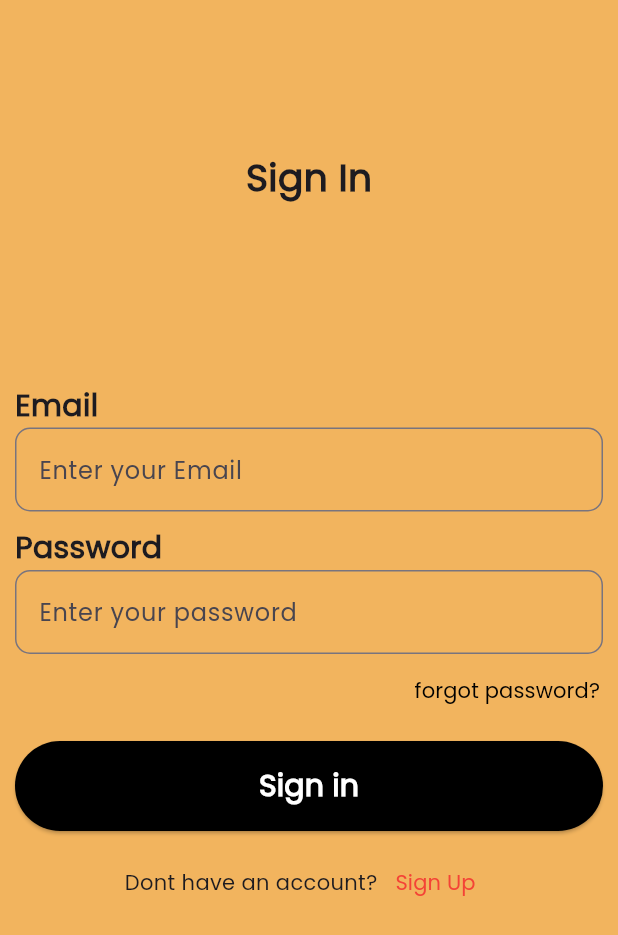
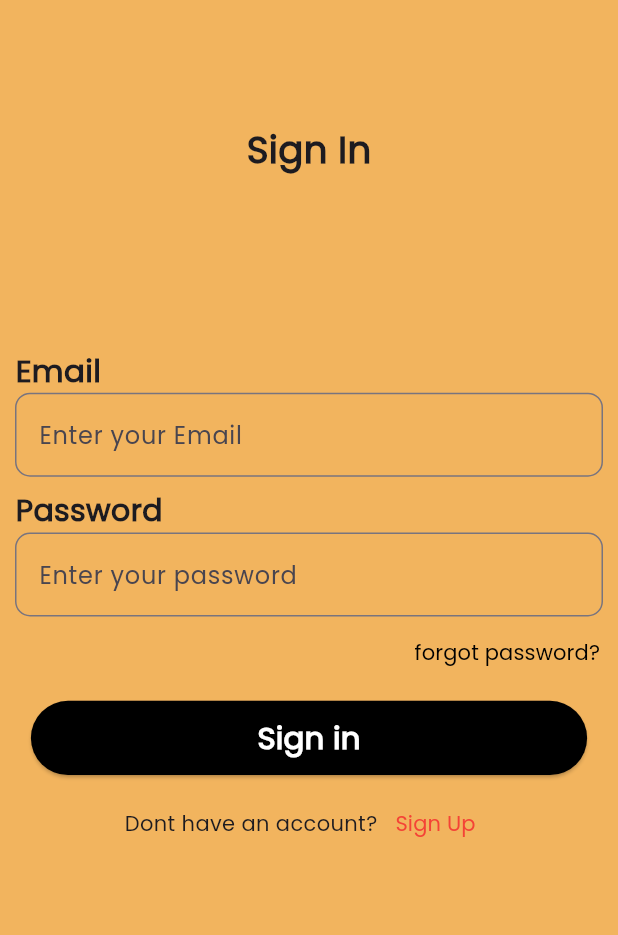
Before and after one commit to shahir-p/Al_Ridha, a Flutter app: the screen it shows after launch, after a tap on "Sign in", on a phone screen of 412 x 824 dp. Shown: the top 935 px of the screen. Run offline on Flutter 3.47's test engine with Material 3 defaults, Android fonts, the phone set to English and light mode, and no system bars; our stand-ins replace carousel_slider, curved_labeled_navigation_bar, flutter_image_slideshow, lottie; missing offline and left inert: dart:ffi.

Commit message:
mediaQuery

```diff
--- a/lib/user/auth/Signin.dart
+++ b/lib/user/auth/Signin.dart
@@ -14,6 +14,8 @@
 
   @override
   Widget build(BuildContext context) {
+    final Height=MediaQuery.of(context).size.height;
+    final Width=MediaQuery.of(context).size.width;
     return Scaffold(
       resizeToAvoidBottomInset: false,
       body: Container(
@@ -21,26 +23,22 @@
         child: SafeArea(
           child: Column(
             children: [
-              Padding(
-                padding: const EdgeInsets.only(top: 100),
-                child: Text(
+              SizedBox(height: Height*0.1,),
+              Text(
                 'Sign In',
-                  style: TextStyle(fontWeight: FontWeight.bold, fontSize: 25),
-                ),
+                style: TextStyle(fontWeight: FontWeight.bold, fontSize: Height*0.03),
               ),
               SizedBox(
-                height: 120,
+                height: Height*0.14,
               ),
               Row(
                 mainAxisAlignment: MainAxisAlignment.start,
                 children: [
-                  Padding(
-                    padding: const EdgeInsets.only(left: 10),
-                    child: Text(
+                  SizedBox(width: Width*0.025,),
+                  Text(
                     'Email',
                     style: TextStyle(
-                          fontWeight: FontWeight.bold, fontSize: 20),
-                    ),
+                        fontWeight: FontWeight.bold, fontSize: Height*0.025),
                   ),
                 ],
               ),
@@ -61,18 +59,16 @@
                 ),
               ),
               SizedBox(
-                height: 10,
+                height: Height*0.01,
               ),
               Row(
                 mainAxisAlignment: MainAxisAlignment.start,
                 children: [
-                  Padding(
-                    padding: const EdgeInsets.only(left: 10),
-                    child: Text(
+                  SizedBox(width: Width*0.025,),
+                  Text(
                     'Password',
                     style: TextStyle(
                         fontWeight: FontWeight.bold, fontSize: 20),
-                    ),
                   ),
                 ],
               ),
@@ -104,13 +100,11 @@
                 ],
               ),
               SizedBox(
-                height: 10,
+                height: Height*0.01,
               ),
-              Padding(
-                padding: const EdgeInsets.symmetric(horizontal: 10),
-                child: SizedBox(
-                  height: 60,
-                  width: double.infinity,
+              SizedBox(
+                height: Height*0.06,
+                width: Width*0.9,
                 child: ElevatedButton(
                   onPressed: () {
                     Navigator.push(context, MaterialPageRoute(builder: (context) =>HomeScreen()),);
@@ -120,7 +114,7 @@
                     'Sign in',
                     style: TextStyle(
                         fontWeight: FontWeight.bold,
-                          fontSize: 20,
+                        fontSize: Height*0.025,
                         color: Colors.white),
                   ),
                   style: ElevatedButton.styleFrom(
@@ -128,9 +122,8 @@
                   ),
                 ),
               ),
-              ),
               SizedBox(
-                height: 10,
+                height: Height*0.01,
               ),
               Row(
                 mainAxisAlignment: MainAxisAlignment.center,
```
Lines whose indentation alone changed are shown as unchanged.
